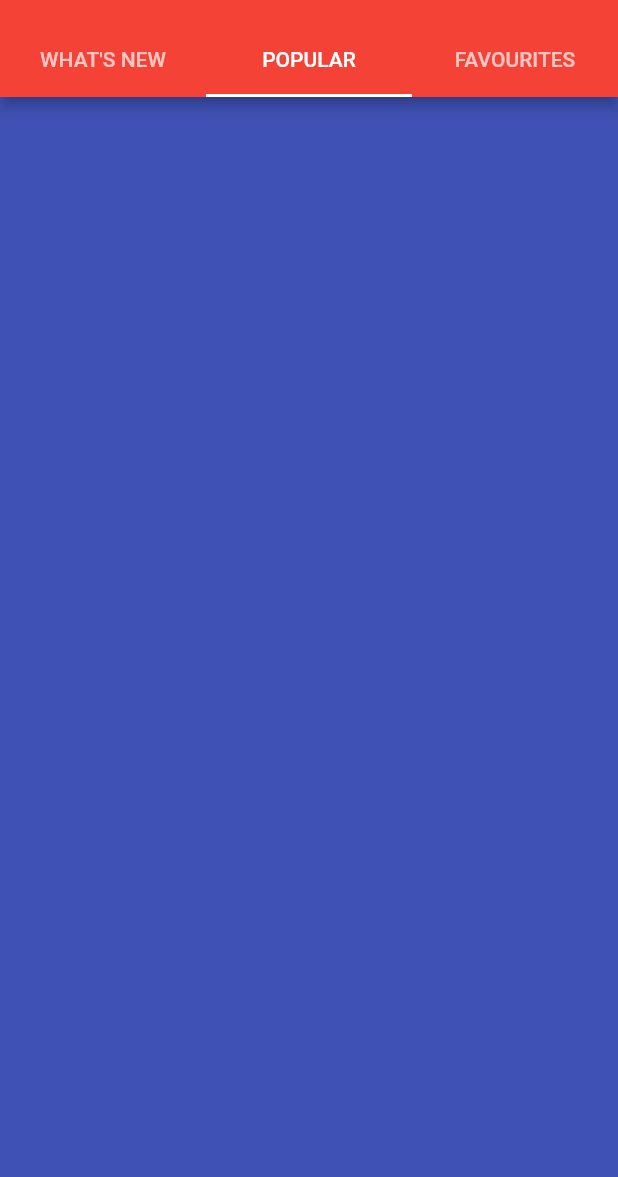
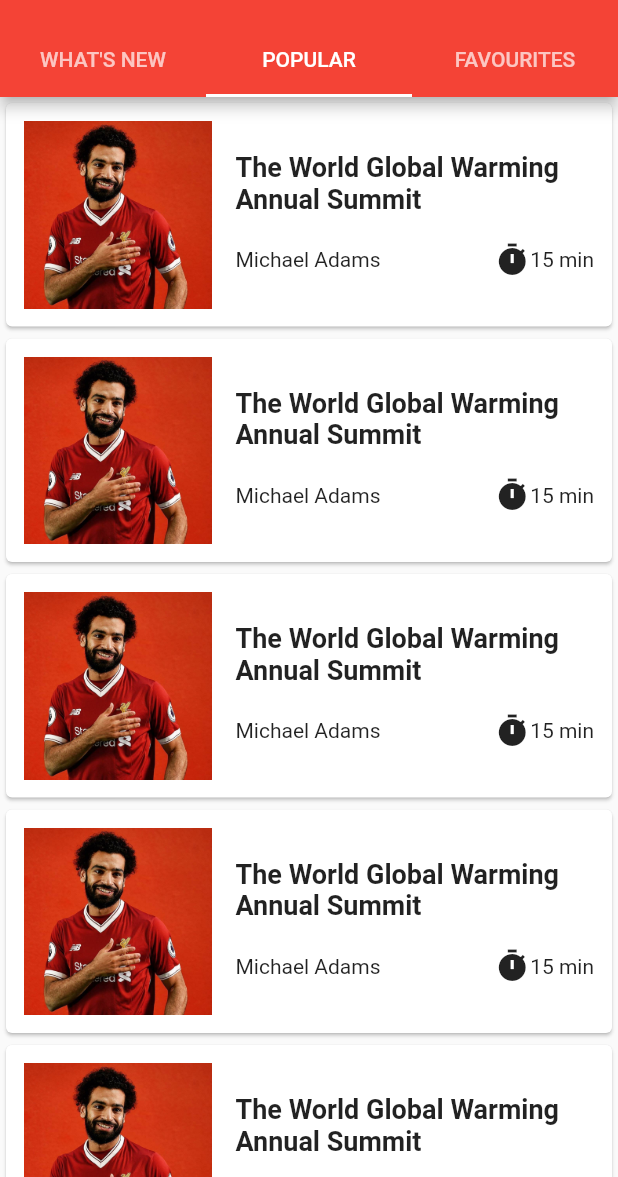
Before and after one commit to AhmedAdly20/News-App, a Flutter app: the HomeScreen screen opened directly, tab 2 chosen, on a phone screen of 412 x 824 dp, the part 59-1236 px from its top. Run offline on Flutter 3.47's test engine with Material 2 defaults, Android fonts, the phone set to English and light mode, and no system bars; our stand-ins replace shared_preferences; missing offline and left inert: page_view_indicator; accounts and stored records are empty.

Commit message:
Popular Tab Screen

```diff
--- a/lib/screens/home_tabs/Popular.dart
+++ b/lib/screens/home_tabs/Popular.dart
@@ -8,8 +8,63 @@ class Popular extends StatefulWidget {
 class _PopularState extends State<Popular> {
   @override
   Widget build(BuildContext context) {
-    return Container(
-      color: Colors.indigo,
+    return ListView.builder(
+      itemBuilder: (context,position){
+        return Card(
+          child: _drawSingleRow(),
+        );
+      },
+      itemCount: 20,
     );
   }
+
+
+  Widget _drawSingleRow() {
+    return Padding(
+      padding: const EdgeInsets.all(12.0),
+      child: Row(
+        mainAxisAlignment: MainAxisAlignment.spaceBetween,
+        children: <Widget>[
+          SizedBox(
+            child: Image(
+              image: ExactAssetImage('assets/images/placeholder_bg.png'),
+              fit: BoxFit.cover,
+            ),
+            width: 125.0,
+            height: 125.0,
+          ),
+          SizedBox(
+            width: 16.0,
+          ),
+          Expanded(
+            child: Column(
+              children: <Widget>[
+                Text(
+                  'The World Global Warming Annual Summit',
+                  maxLines: 2,
+                  style: TextStyle(fontSize: 18, fontWeight: FontWeight.w600),
+                ),
+                SizedBox(
+                  height: 18.0,
+                ),
+                Row(
+                  mainAxisAlignment: MainAxisAlignment.spaceBetween,
+                  children: <Widget>[
+                    Text('Michael Adams'),
+                    Row(
+                      children: <Widget>[
+                        Icon(Icons.timer),
+                        Text('15 min'),
+                      ],
+                    ),
+                  ],
+                ),
+              ],
+            ),
+          )
+        ],
+      ),
+    );
+  }
+
 }
```
